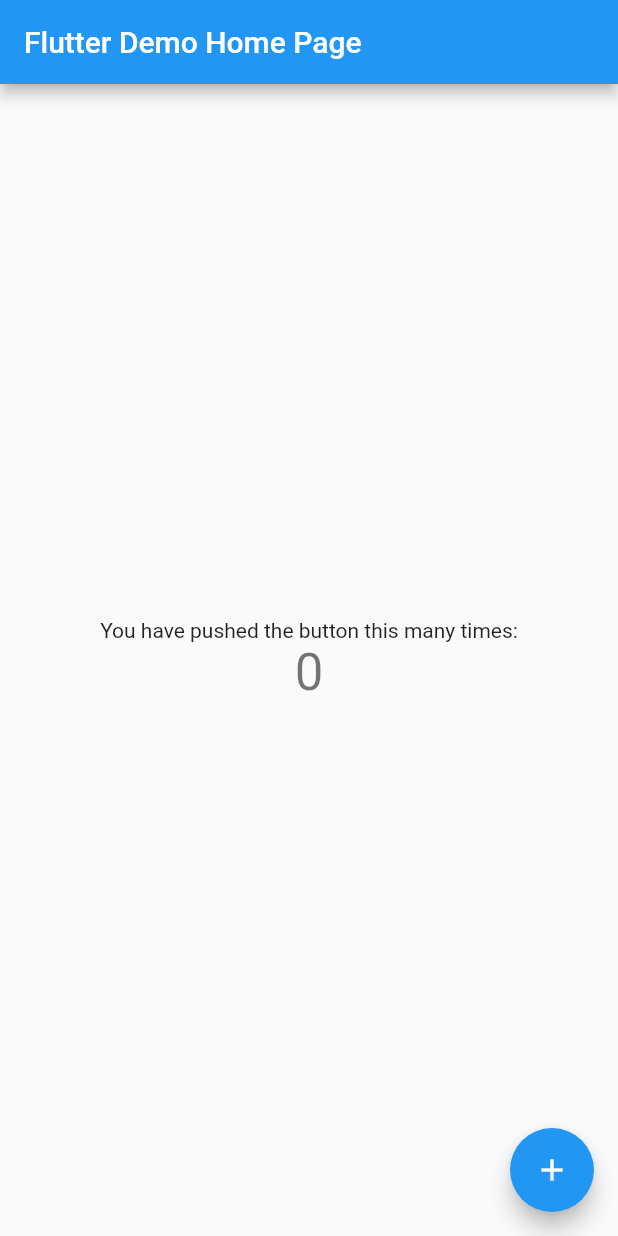
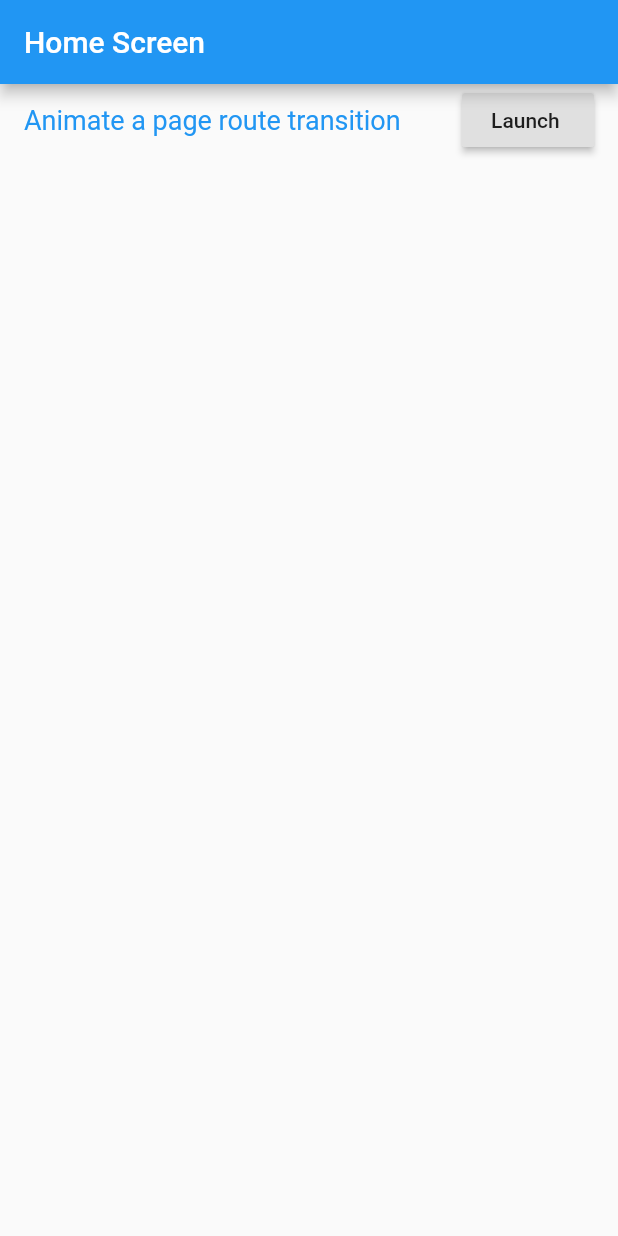
Before and after one commit to JaacielFernando/Flutter-Cook_book, a Flutter app: the screen it shows after launch, on a phone screen of 412 x 824 dp. Run offline on Flutter 3.47's test engine with Material 2 defaults, Android fonts, the phone set to English and light mode, and no system bars.

Commit message:
Animation/route-transition

```diff
--- a/lib/main.dart
+++ b/lib/main.dart
@@ -1,117 +1,19 @@
+import 'package:cook_book_flutter/src/pages/Animation_P1.dart';
+import 'package:cook_book_flutter/src/pages/home_page.dart';
 import 'package:flutter/material.dart';
 
-void main() {
-  runApp(MyApp());
-}
+void main() => runApp(MyApp());
 
 class MyApp extends StatelessWidget {
-  // This widget is the root of your application.
   @override
   Widget build(BuildContext context) {
     return MaterialApp(
-      title: 'Flutter Demo',
-      theme: ThemeData(
-        // This is the theme of your application.
-        //
-        // Try running your application with "flutter run". You'll see the
-        // application has a blue toolbar. Then, without quitting the app, try
-        // changing the primarySwatch below to Colors.green and then invoke
-        // "hot reload" (press "r" in the console where you ran "flutter run",
-        // or simply save your changes to "hot reload" in a Flutter IDE).
-        // Notice that the counter didn't reset back to zero; the application
-        // is not restarted.
-        primarySwatch: Colors.blue,
-        // This makes the visual density adapt to the platform that you run
-        // the app on. For desktop platforms, the controls will be smaller and
-        // closer together (more dense) than on mobile platforms.
-        visualDensity: VisualDensity.adaptivePlatformDensity,
-      ),
-      home: MyHomePage(title: 'Flutter Demo Home Page'),
+      title: 'Material App',
+      initialRoute: '/',
+      routes: {
+        '/': (context) => HomePage(),
+        '/AnimationP1': (context) => AnimationP1(),
+      },
     );
   }
 }
-
-class MyHomePage extends StatefulWidget {
-  MyHomePage({Key key, this.title}) : super(key: key);
-
-  // This widget is the home page of your application. It is stateful, meaning
-  // that it has a State object (defined below) that contains fields that affect
-  // how it looks.
-
-  // This class is the configuration for the state. It holds the values (in this
-  // case the title) provided by the parent (in this case the App widget) and
-  // used by the build method of the State. Fields in a Widget subclass are
-  // always marked "final".
-
-  final String title;
-
-  @override
-  _MyHomePageState createState() => _MyHomePageState();
-}
-
-class _MyHomePageState extends State<MyHomePage> {
-  int _counter = 0;
-
-  void _incrementCounter() {
-    setState(() {
-      // This call to setState tells the Flutter framework that something has
-      // changed in this State, which causes it to rerun the build method below
-      // so that the display can reflect the updated values. If we changed
-      // _counter without calling setState(), then the build method would not be
-      // called again, and so nothing would appear to happen.
-      _counter++;
-    });
-  }
-
-  @override
-  Widget build(BuildContext context) {
-    // This method is rerun every time setState is called, for instance as done
-    // by the _incrementCounter method above.
-    //
-    // The Flutter framework has been optimized to make rerunning build methods
-    // fast, so that you can just rebuild anything that needs updating rather
-    // than having to individually change instances of widgets.
-    return Scaffold(
-      appBar: AppBar(
-        // Here we take the value from the MyHomePage object that was created by
-        // the App.build method, and use it to set our appbar title.
-        title: Text(widget.title),
-      ),
-      body: Center(
-        // Center is a layout widget. It takes a single child and positions it
-        // in the middle of the parent.
-        child: Column(
-          // Column is also a layout widget. It takes a list of children and
-          // arranges them vertically. By default, it sizes itself to fit its
-          // children horizontally, and tries to be as tall as its parent.
-          //
-          // Invoke "debug painting" (press "p" in the console, choose the
-          // "Toggle Debug Paint" action from the Flutter Inspector in Android
-          // Studio, or the "Toggle Debug Paint" command in Visual Studio Code)
-          // to see the wireframe for each widget.
-          //
-          // Column has various properties to control how it sizes itself and
-          // how it positions its children. Here we use mainAxisAlignment to
-          // center the children vertically; the main axis here is the vertical
-          // axis because Columns are vertical (the cross axis would be
-          // horizontal).
-          mainAxisAlignment: MainAxisAlignment.center,
-          children: <Widget>[
-            Text(
-              'You have pushed the button this many times:',
-            ),
-            Text(
-              '$_counter',
-              style: Theme.of(context).textTheme.headline4,
-            ),
-          ],
-        ),
-      ),
-      floatingActionButton: FloatingActionButton(
-        onPressed: _incrementCounter,
-        tooltip: 'Increment',
-        child: Icon(Icons.add),
-      ), // This trailing comma makes auto-formatting nicer for build methods.
-    );
-  }
-}
--- /dev/null
+++ b/lib/src/pages/Animation_P1.dart
@@ -0,0 +1,21 @@
+import 'package:flutter/material.dart';
+
+class AnimationP1 extends StatelessWidget {
+  @override
+  Widget build(BuildContext context) {
+    return SafeArea(
+          child: Scaffold(
+        appBar: AppBar(
+          title: Text('Animate a page route transition'),
+        ),
+        body:Container(
+          child: Column(
+            children: <Widget>[
+              Text('HI'),
+            ],
+          ),
+        ),
+      ),
+    );
+  }
+}
--- /dev/null
+++ b/lib/src/pages/home_page.dart
@@ -0,0 +1,44 @@
+import 'package:flutter/material.dart';
+
+class HomePage extends StatelessWidget {
+  @override
+  Widget build(BuildContext context) {
+    return SafeArea(
+      child: Scaffold(
+        appBar: AppBar(
+          title: Text('Home Screen'),
+        ),
+        body: Container(
+          child: Column(
+            children: <Widget>[
+              Row(
+                mainAxisAlignment: MainAxisAlignment.spaceAround,
+                children: <Widget>[
+                  InkWell(
+                    child: Text(
+                      'Animate a page route transition  ',
+                      style: TextStyle(
+                        color: Colors.blue,
+                        fontSize: 18,
+                      ),
+                    ),
+                    onTap: () {
+                      Navigator.pushNamed(context, '/AnimationP1');
+                    },
+                  ),
+                  RaisedButton(
+                    child: Text('Launch '),
+                    onPressed: () {
+                      // Navigate to the second screen using a named route.
+                      Navigator.pushNamed(context, '/AnimationP1');
+                    },
+                  ),
+                ],
+              ),
+            ],
+          ),
+        ),
+      ),
+    );
+  }
+}
```
